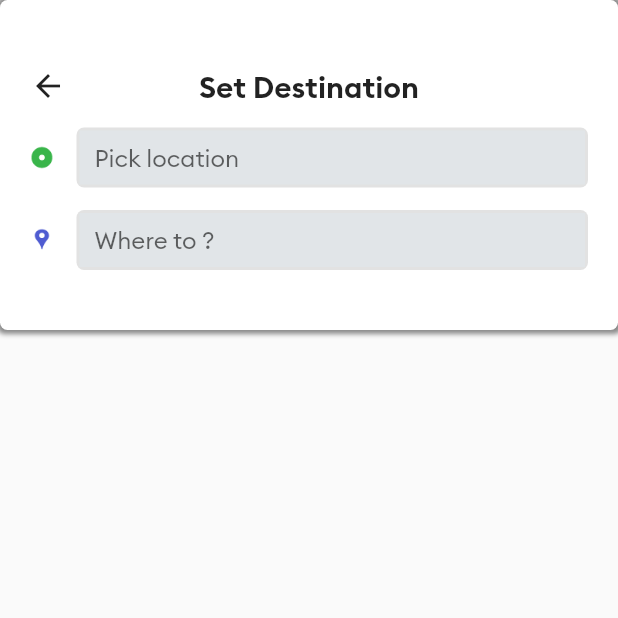
After one commit to TrongBinhLe/Uber, a Flutter app: the SearchPage screen opened by its route, on a phone screen of 412 x 824 dp, the top half of it. The commit adds this screen. Run offline on Flutter 3.47's test engine with Material 2 defaults, Android fonts, the phone set to English and light mode, and no system bars; our stand-ins replace connectivity, firebase_auth, firebase_database, geolocator, google_maps_flutter, outline_material_icons; accounts and stored records are empty.

Commit message:
saving current location and setting up search page

```diff
--- /dev/null
+++ b/lib/datamodels/address.dart
@@ -0,0 +1,14 @@
+class Address {
+  String placeName;
+  double latitude;
+  double longitude;
+  String placeId;
+  String placeFormattedAddress;
+
+  Address(
+      {this.placeName,
+      this.latitude,
+      this.longitude,
+      this.placeId,
+      this.placeFormattedAddress});
+}
--- /dev/null
+++ b/lib/dataprovider/appdata.dart
@@ -0,0 +1,10 @@
+import 'package:flutter/material.dart';
+import 'package:uber_now/datamodels/address.dart';
+
+class AppData extends ChangeNotifier {
+  Address pickupAdress;
+  void updatePickupAdress(Address pickup) {
+    pickupAdress = pickup;
+    notifyListeners();
+  }
+}
--- /dev/null
+++ b/lib/globalvariable.dart
@@ -0,0 +1 @@
+String keyMap = 'AIzaSyAXXXz9v0KdiLYFJorygMpVW0y_HhbNgtI';
--- /dev/null
+++ b/lib/screens/searchpage.dart
@@ -0,0 +1,141 @@
+import 'package:flutter/material.dart';
+import 'package:uber_now/brand_colors.dart';
+
+class SearchPage extends StatefulWidget {
+  static const String routeName = '/search_page';
+  @override
+  _SearchPageState createState() => _SearchPageState();
+}
+
+class _SearchPageState extends State<SearchPage> {
+  @override
+  Widget build(BuildContext context) {
+    return Scaffold(
+      body: Column(
+        children: [
+          Container(
+            height: 220,
+            decoration: BoxDecoration(
+              borderRadius: BorderRadius.circular(5.0),
+              color: Colors.white,
+              boxShadow: [
+                BoxShadow(
+                  color: Colors.black45,
+                  blurRadius: 2.0,
+                  spreadRadius: 2.0,
+                  offset: Offset(0.5, 0.5),
+                ),
+              ],
+            ),
+            child: Padding(
+              padding:
+                  EdgeInsets.only(left: 20, top: 40, right: 20, bottom: 40),
+              child: Column(
+                children: [
+                  SizedBox(
+                    height: 5.0,
+                  ),
+                  Stack(
+                    children: [
+                      GestureDetector(
+                        onTap: () {
+                          Navigator.of(context).pop();
+                        },
+                        child: Icon(Icons.arrow_back),
+                      ),
+                      Center(
+                        child: Text(
+                          'Set Destination',
+                          style:
+                              TextStyle(fontSize: 20, fontFamily: 'Brand-Bold'),
+                        ),
+                      )
+                    ],
+                  ),
+                  SizedBox(
+                    height: 15,
+                  ),
+                  Row(
+                    children: [
+                      Image.asset(
+                        'images/pickicon.png',
+                        height: 16,
+                        width: 16,
+                      ),
+                      SizedBox(
+                        width: 15,
+                      ),
+                      Expanded(
+                        child: Container(
+                          decoration: BoxDecoration(
+                              color: BrandColors.colorLightGray,
+                              borderRadius: BorderRadius.circular(5.0)),
+                          child: Padding(
+                            padding: EdgeInsets.all(2.0),
+                            child: TextField(
+                              decoration: InputDecoration(
+                                hintText: 'Pick location',
+                                fillColor: BrandColors.colorLightGrayFair,
+                                filled: true,
+                                border: InputBorder.none,
+                                isDense: true,
+                                contentPadding: EdgeInsets.only(
+                                  left: 10,
+                                  top: 8,
+                                  bottom: 8,
+                                ),
+                              ),
+                            ),
+                          ),
+                        ),
+                      ),
+                    ],
+                  ),
+                  SizedBox(
+                    height: 15,
+                  ),
+                  Row(
+                    children: [
+                      Image.asset(
+                        'images/desticon.png',
+                        height: 16,
+                        width: 16,
+                      ),
+                      SizedBox(
+                        width: 15,
+                      ),
+                      Expanded(
+                        child: Container(
+                          decoration: BoxDecoration(
+                              color: BrandColors.colorLightGray,
+                              borderRadius: BorderRadius.circular(5.0)),
+                          child: Padding(
+                            padding: EdgeInsets.all(2.0),
+                            child: TextField(
+                              decoration: InputDecoration(
+                                hintText: 'Where to ?',
+                                fillColor: BrandColors.colorLightGrayFair,
+                                filled: true,
+                                border: InputBorder.none,
+                                isDense: true,
+                                contentPadding: EdgeInsets.only(
+                                  left: 10,
+                                  top: 8,
+                                  bottom: 8,
+                                ),
+                              ),
+                            ),
+                          ),
+                        ),
+                      ),
+                    ],
+                  )
+                ],
+              ),
+            ),
+          ),
+        ],
+      ),
+    );
+  }
+}
--- a/pubspec.yaml
+++ b/pubspec.yaml
@@ -35,6 +35,8 @@ dependencies:
   google_maps_flutter: ^0.5.28
   outline_material_icons: ^0.1.1
   geolocator: ^5.3.1
+  provider: ^5.0.0
+  http: ^0.12.1
 
 dev_dependencies:
   flutter_test:
```
Also changed, not shown: lib/helpers/helpermethods.dart (added, +40 -0 lines), lib/helpers/requesthelper.dart (added, +20 -0 lines), lib/main.dart (+10 -3 lines), lib/screens/mainpage.dart (+19 -1 lines), pubspec.lock, 1 other file.
